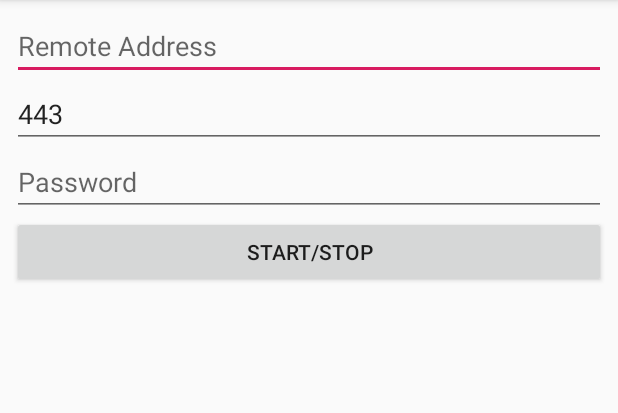
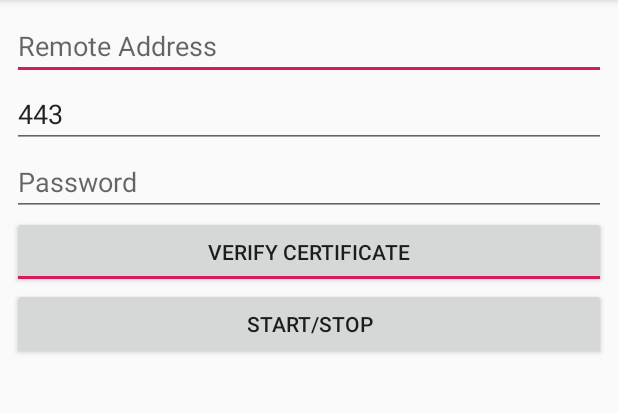
Before and after one commit to trojan-gfw/igniter, an Android app: the screen it shows after launch (MainActivity), after a tap on "START/STOP", on a phone screen of 412 x 824 dp, the part 84-497 px from its top. Run offline under Robolectric (Android 15) with nearby library versions, the phone set to English and light mode, and no system bars.

Commit message:
User toggle certificate verification

```diff
--- a/app/src/main/java/io/github/trojan_gfw/igniter/MainActivity.java
+++ b/app/src/main/java/io/github/trojan_gfw/igniter/MainActivity.java
@@ -15,12 +15,14 @@ import java.io.FileInputStream;
 import java.io.FileOutputStream;
 import java.io.InputStream;
 import android.app.Activity;
+import android.widget.ToggleButton;
 
 public class MainActivity extends AppCompatActivity {
 
     private EditText remoteAddrText;
     private EditText remotePortText;
     private EditText passwordText;
+    private ToggleButton verifyButton;
     private Button startStopButton;
 
     private String getConfig(String remoteAddr, short remotePort, String password, boolean verify) {
@@ -52,6 +54,7 @@ public class MainActivity extends AppCompatActivity {
         remoteAddrText = findViewById(R.id.remoteAddrText);
         remotePortText = findViewById(R.id.remotePortText);
         passwordText = findViewById(R.id.passwordText);
+        verifyButton = findViewById(R.id.verifyButton);
         startStopButton = findViewById(R.id.startStopButton);
         startStopButton.setOnClickListener(new View.OnClickListener() {
             public void onClick(View v) {
@@ -60,7 +63,7 @@ public class MainActivity extends AppCompatActivity {
                     String config = getConfig(remoteAddrText.getText().toString(),
                             Short.parseShort(remotePortText.getText().toString()),
                             passwordText.getText().toString(),
-                            true);
+                            verifyButton.isChecked());
                     File file = new File(getFilesDir(), "config.json");
                     try {
                         FileOutputStream os = new FileOutputStream(file);
@@ -90,6 +93,7 @@ public class MainActivity extends AppCompatActivity {
                 remoteAddrText.setText(json.getString("remote_addr"));
                 remotePortText.setText(String.valueOf(json.getInt("remote_port")));
                 passwordText.setText(json.getJSONArray("password").getString(0));
+                verifyButton.setChecked(json.getJSONObject("ssl").getBoolean("verify"));
                 is.close();
             } catch (Exception e) {
                 e.printStackTrace();
--- a/app/src/main/res/layout/activity_main.xml
+++ b/app/src/main/res/layout/activity_main.xml
@@ -51,11 +51,20 @@
                 android:hint="@string/password"
                 android:inputType="textPassword" />
 
+            <ToggleButton
+                android:id="@+id/verifyButton"
+                android:layout_width="match_parent"
+                android:layout_height="wrap_content"
+                android:checked="true"
+                android:text="ToggleButton"
+                android:textOff="@string/verify_certificate"
+                android:textOn="@string/verify_certificate" />
+
             <Button
                 android:id="@+id/startStopButton"
                 android:layout_width="match_parent"
                 android:layout_height="wrap_content"
-                android:text="@string/startStop" />
+                android:text="@string/start_stop" />
         </LinearLayout>
     </ScrollView>
 
--- a/app/src/main/res/values/strings.xml
+++ b/app/src/main/res/values/strings.xml
@@ -4,5 +4,6 @@
     <string name="remote_port">Remote Port</string>
     <string name="default_port">443</string>
     <string name="password">Password</string>
-    <string name="startStop">Start/Stop</string>
+    <string name="start_stop">Start/Stop</string>
+    <string name="verify_certificate">Verify Certificate</string>
 </resources>
```
